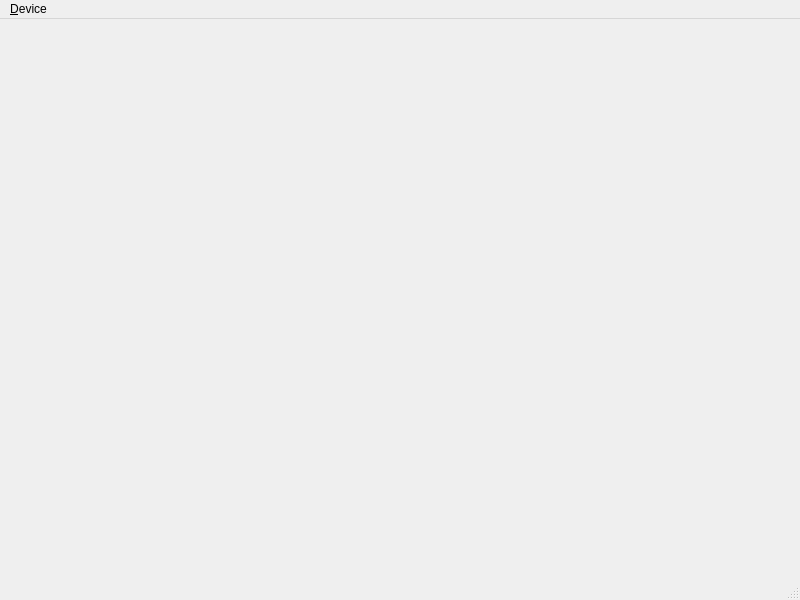
First picture: the form in src/qhymainwindow.ui, repository GuLinux/PlanetaryImager, before the edit.
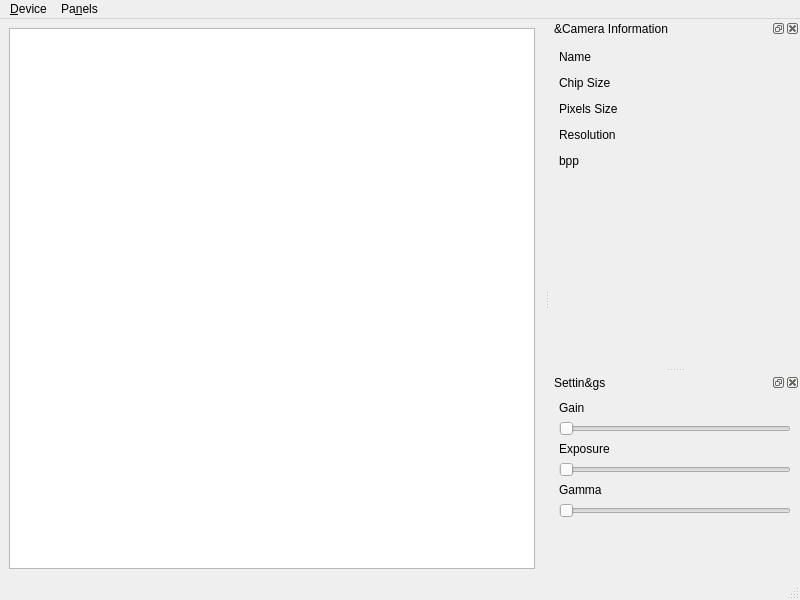
Second picture: the form after the edit.

Commit message: UI rework; settings retrieval

```diff
--- a/src/qhymainwindow.ui
+++ b/src/qhymainwindow.ui
@@ -13,14 +13,20 @@
   <property name="windowTitle">
    <string>QHY Imager</string>
   </property>
-  <widget class="QWidget" name="centralwidget"/>
+  <widget class="QWidget" name="centralwidget">
+   <layout class="QVBoxLayout" name="verticalLayout">
+    <item>
+     <widget class="QGraphicsView" name="graphicsView"/>
+    </item>
+   </layout>
+  </widget>
   <widget class="QMenuBar" name="menubar">
    <property name="geometry">
     <rect>
      <x>0</x>
      <y>0</y>
      <width>800</width>
-     <height>27</height>
+     <height>28</height>
     </rect>
    </property>
    <widget class="QMenu" name="menuDevice">
@@ -35,9 +41,251 @@
     <addaction name="action_devices_rescan"/>
     <addaction name="menu_device_load"/>
    </widget>
+   <widget class="QMenu" name="menuPanels">
+    <property name="title">
+     <string>Pa&amp;nels</string>
+    </property>
+    <addaction name="separator"/>
+    <addaction name="actionChip_Info"/>
+    <addaction name="actionCamera_Settings"/>
+   </widget>
    <addaction name="menuDevice"/>
+   <addaction name="menuPanels"/>
   </widget>
   <widget class="QStatusBar" name="statusbar"/>
+  <widget class="QDockWidget" name="chipInfoWidget">
+   <property name="floating">
+    <bool>false</bool>
+   </property>
+   <property name="features">
+    <set>QDockWidget::AllDockWidgetFeatures</set>
+   </property>
+   <property name="windowTitle">
+    <string>&amp;Camera Information</string>
+   </property>
+   <attribute name="dockWidgetArea">
+    <number>2</number>
+   </attribute>
+   <widget class="QWidget" name="dockWidgetContents">
+    <layout class="QGridLayout" name="gridLayout">
+     <item row="0" column="0">
+      <widget class="QLabel" name="label">
+       <property name="text">
+        <string>Name</string>
+       </property>
+      </widget>
+     </item>
+     <item row="0" column="1" colspan="2">
+      <spacer name="horizontalSpacer">
+       <property name="orientation">
+        <enum>Qt::Horizontal</enum>
+       </property>
+       <property name="sizeHint" stdset="0">
+        <size>
+         <width>160</width>
+         <height>20</height>
+        </size>
+       </property>
+      </spacer>
+     </item>
+     <item row="0" column="3">
+      <widget class="QLabel" name="camera_name">
+       <property name="text">
+        <string/>
+       </property>
+      </widget>
+     </item>
+     <item row="1" column="0" colspan="2">
+      <widget class="QLabel" name="label_2">
+       <property name="text">
+        <string>Chip Size</string>
+       </property>
+      </widget>
+     </item>
+     <item row="1" column="2">
+      <spacer name="horizontalSpacer_2">
+       <property name="orientation">
+        <enum>Qt::Horizontal</enum>
+       </property>
+       <property name="sizeHint" stdset="0">
+        <size>
+         <width>133</width>
+         <height>20</height>
+        </size>
+       </property>
+      </spacer>
+     </item>
+     <item row="1" column="3">
+      <widget class="QLabel" name="camera_chip_size">
+       <property name="text">
+        <string/>
+       </property>
+      </widget>
+     </item>
+     <item row="2" column="0" colspan="2">
+      <widget class="QLabel" name="label_3">
+       <property name="text">
+        <string>Pixels Size</string>
+       </property>
+      </widget>
+     </item>
+     <item row="2" column="2">
+      <spacer name="horizontalSpacer_3">
+       <property name="orientation">
+        <enum>Qt::Horizontal</enum>
+       </property>
+       <property name="sizeHint" stdset="0">
+        <size>
+         <width>133</width>
+         <height>20</height>
+        </size>
+       </property>
+      </spacer>
+     </item>
+     <item row="2" column="3">
+      <widget class="QLabel" name="camera_pixels_size">
+       <property name="text">
+        <string/>
+       </property>
+      </widget>
+     </item>
+     <item row="3" column="0" colspan="2">
+      <widget class="QLabel" name="label_4">
+       <property name="text">
+        <string>Resolution</string>
+       </property>
+      </widget>
+     </item>
+     <item row="3" column="2">
+      <spacer name="horizontalSpacer_4">
+       <property name="orientation">
+        <enum>Qt::Horizontal</enum>
+       </property>
+       <property name="sizeHint" stdset="0">
+        <size>
+         <width>133</width>
+         <height>20</height>
+        </size>
+       </property>
+      </spacer>
+     </item>
+     <item row="3" column="3">
+      <widget class="QLabel" name="camera_resolution">
+       <property name="text">
+        <string/>
+       </property>
+      </widget>
+     </item>
+     <item row="4" column="0">
+      <widget class="QLabel" name="label_5">
+       <property name="text">
+        <string>bpp</string>
+       </property>
+      </widget>
+     </item>
+     <item row="4" column="1" colspan="2">
+      <spacer name="horizontalSpacer_5">
+       <property name="orientation">
+        <enum>Qt::Horizontal</enum>
+       </property>
+       <property name="sizeHint" stdset="0">
+        <size>
+         <width>160</width>
+         <height>20</height>
+        </size>
+       </property>
+      </spacer>
+     </item>
+     <item row="4" column="3">
+      <widget class="QLabel" name="camera_bpp">
+       <property name="text">
+        <string/>
+       </property>
+      </widget>
+     </item>
+     <item row="5" column="1" colspan="2">
+      <spacer name="verticalSpacer">
+       <property name="orientation">
+        <enum>Qt::Vertical</enum>
+       </property>
+       <property name="sizeHint" stdset="0">
+        <size>
+         <width>108</width>
+         <height>168</height>
+        </size>
+       </property>
+      </spacer>
+     </item>
+    </layout>
+   </widget>
+  </widget>
+  <widget class="QDockWidget" name="camera_settings">
+   <property name="windowTitle">
+    <string>Settin&amp;gs</string>
+   </property>
+   <attribute name="dockWidgetArea">
+    <number>2</number>
+   </attribute>
+   <widget class="QWidget" name="dockWidgetContents_2">
+    <layout class="QVBoxLayout" name="verticalLayout_2">
+     <item>
+      <widget class="QLabel" name="label_6">
+       <property name="text">
+        <string>Gain</string>
+       </property>
+      </widget>
+     </item>
+     <item>
+      <widget class="QSlider" name="horizontalSlider">
+       <property name="orientation">
+        <enum>Qt::Horizontal</enum>
+       </property>
+      </widget>
+     </item>
+     <item>
+      <widget class="QLabel" name="label_7">
+       <property name="text">
+        <string>Exposure</string>
+       </property>
+      </widget>
+     </item>
+     <item>
+      <widget class="QSlider" name="horizontalSlider_2">
+       <property name="orientation">
+        <enum>Qt::Horizontal</enum>
+       </property>
+      </widget>
+     </item>
+     <item>
+      <widget class="QLabel" name="label_8">
+       <property name="text">
+        <string>Gamma</string>
+       </property>
+      </widget>
+     </item>
+     <item>
+      <widget class="QSlider" name="horizontalSlider_3">
+       <property name="orientation">
+        <enum>Qt::Horizontal</enum>
+       </property>
+      </widget>
+     </item>
+     <item>
+      <spacer name="verticalSpacer_2">
+       <property name="orientation">
+        <enum>Qt::Vertical</enum>
+       </property>
+       <property name="sizeHint" stdset="0">
+        <size>
+         <width>20</width>
+         <height>40</height>
+        </size>
+       </property>
+      </spacer>
+     </item>
+    </layout>
+   </widget>
+  </widget>
   <action name="action_devices_rescan">
    <property name="text">
     <string>&amp;Rescan</string>
```
Left out of the diff: 18 changed lines with no effect on the pictures. The commit also changes 5 other files.
